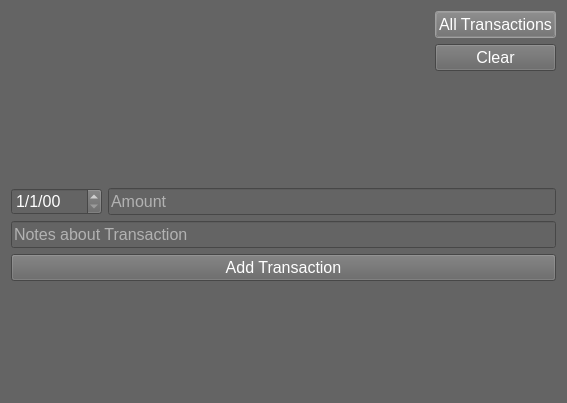
Old version of the form gui/newtransaction_dialog.ui in the repository kkonsw/expense-tracker.
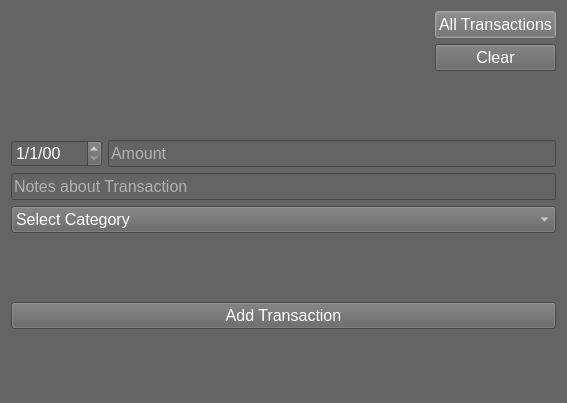
New version of the form.

```diff
--- a/gui/newtransaction_dialog.ui
+++ b/gui/newtransaction_dialog.ui
@@ -160,6 +160,48 @@
      </property>
     </widget>
    </item>
+   <item>
+    <widget class="QComboBox" name="comboBox">
+     <property name="font">
+      <font>
+       <pointsize>12</pointsize>
+      </font>
+     </property>
+     <property name="styleSheet">
+      <string notr="true">color: rgb(255, 255, 255);</string>
+     </property>
+     <property name="editable">
+      <bool>false</bool>
+     </property>
+     <property name="currentIndex">
+      <number>0</number>
+     </property>
+     <property name="sizeAdjustPolicy">
+      <enum>QComboBox::AdjustToContentsOnFirstShow</enum>
+     </property>
+     <property name="placeholderText">
+      <string/>
+     </property>
+     <item>
+      <property name="text">
+       <string>Select Category</string>
+      </property>
+     </item>
+    </widget>
+   </item>
+   <item>
+    <spacer name="verticalSpacer_3">
+     <property name="orientation">
+      <enum>Qt::Vertical</enum>
+     </property>
+     <property name="sizeHint" stdset="0">
+      <size>
+       <width>20</width>
+       <height>40</height>
+      </size>
+     </property>
+    </spacer>
+   </item>
    <item>
     <widget class="QPushButton" name="button_addTransaction">
      <property name="font">
```
Left out of the diff: 4 changed lines with no effect on the pictures.
